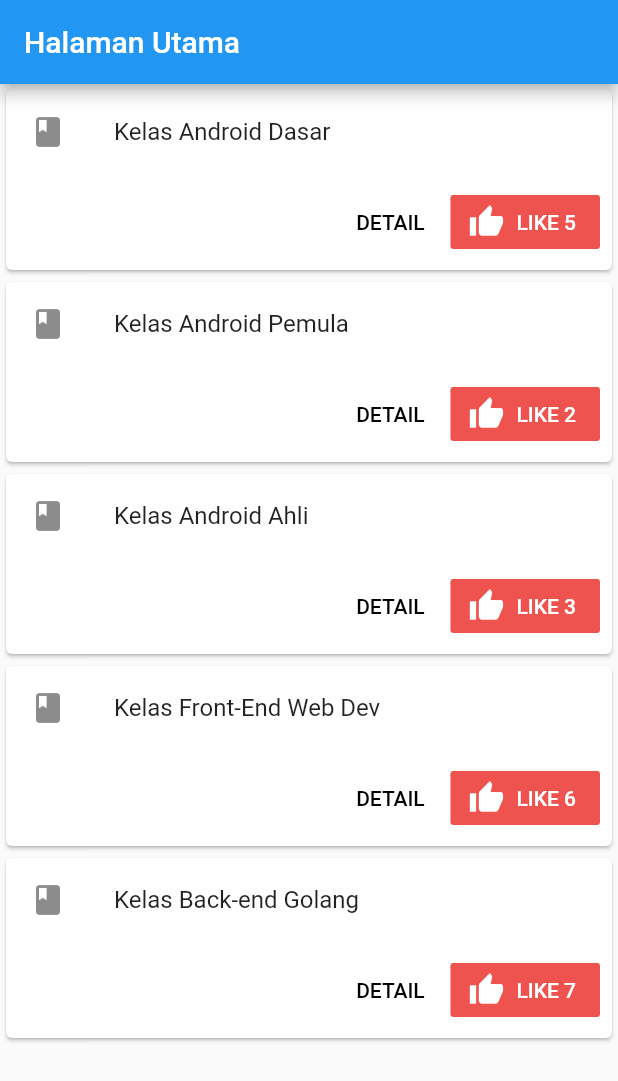
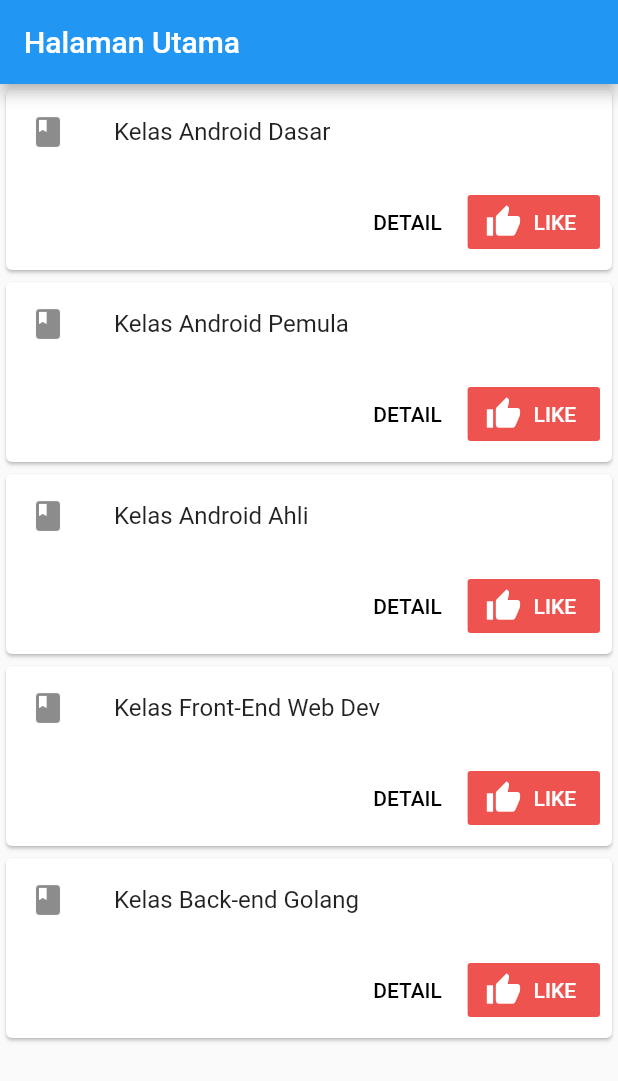
Before and after one commit to TangguhDP/Lihat-Kursus, a Flutter app: the screen it shows after launch, on a phone screen of 412 x 824 dp. Shown: the top 1081 px of the screen. Run offline on Flutter 3.47's test engine with Material 2 defaults, Android fonts, the phone set to English and light mode, and no system bars.

Commit message:
Main: we're gonna use ListViewBuilder

```diff
--- a/lib/main.dart
+++ b/lib/main.dart
@@ -44,17 +44,16 @@ class MyHomePage extends StatelessWidget {
       appBar: AppBar(
         title: new Text("Halaman Utama"),
       ),
-      body: new Container(
-        child: ListView(
-          children: coursesList.map((course) {
+      body: ListView.builder(
+        itemCount: coursesList.length,
+          itemBuilder: (context, index){
         return Center(
           child: Card(
             child: Column(
               mainAxisSize: MainAxisSize.min,
-                  children: [
-                    ListTile(
+              children: [ListTile(
                 leading: Icon(Icons.book),
-                      title: Text(course.title),
+                title: Text(coursesList[index].title),
               ),
                 ButtonBar(
                   children: <Widget>[
@@ -64,19 +63,16 @@ class MyHomePage extends StatelessWidget {
                     ),
                     FlatButton.icon(
                       icon: Icon(Icons.thumb_up),
-                          label: Text('LIKE ' + course.votes.toString()),
+                      label: Text("LIKE"),
                       color: Colors.red[400],
                       onPressed: () {/* ... */},
                     ),
                   ],
-                    )
-                  ],
+                )],
             ),
           ),
         );
-          }).toList(),
-        ),
-      ),
+      })
     );
   }
 }
```
Also changed, not shown: 1 other file. Lines whose indentation alone changed are shown as unchanged.
